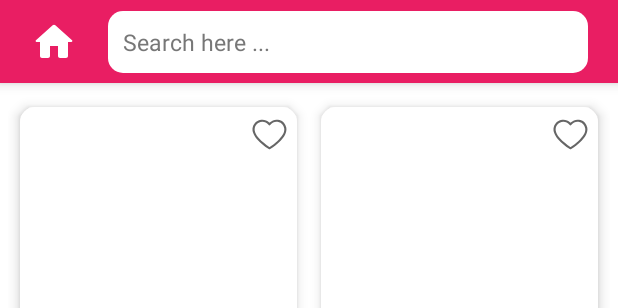
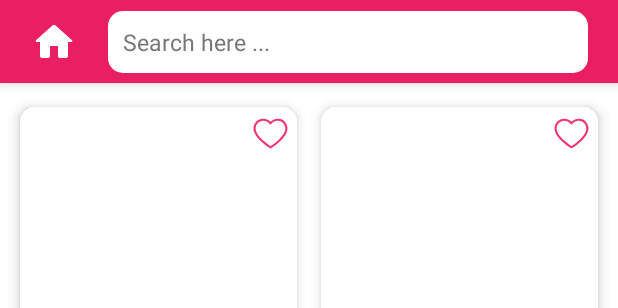
Before and after one commit to venkateshkrv1993/BuyGo, an Android app: the layout fragment_home.xml on its own in the app's theme, with its tools: preview values and no code run, on a phone screen of 412 x 824 dp. Shown: the top 308 px of the screen. Run offline under Robolectric (Android 15) with nearby library versions, the phone set to English and light mode, and no system bars.

Commit message:
Initial commit

```diff
--- a/app/src/main/res/layout/adapter_item_product.xml
+++ b/app/src/main/res/layout/adapter_item_product.xml
@@ -2,6 +2,7 @@
 <androidx.cardview.widget.CardView xmlns:android="http://schemas.android.com/apk/res/android"
     xmlns:app="http://schemas.android.com/apk/res-auto"
     xmlns:tools="http://schemas.android.com/tools"
+    android:id="@+id/cardView"
     android:layout_width="match_parent"
     android:layout_height="wrap_content"
     app:cardBackgroundColor="@color/pink_50"
@@ -24,10 +25,11 @@
         <ImageView
             android:layout_width="wrap_content"
             android:layout_height="wrap_content"
-            android:padding="6dp"
+            android:padding="5dp"
             android:src="@drawable/ic_favourite"
             app:layout_constraintEnd_toEndOf="@id/imgProduct"
             app:layout_constraintTop_toTopOf="@id/imgProduct"
+            app:tint="@color/pink_500"
             tools:ignore="ContentDescription" />
 
         <androidx.appcompat.widget.AppCompatTextView
```
Also changed, not shown: app/src/main/java/com/vajro/buygo/adapters/ProductsAdapter.kt (+24 -2 lines).
